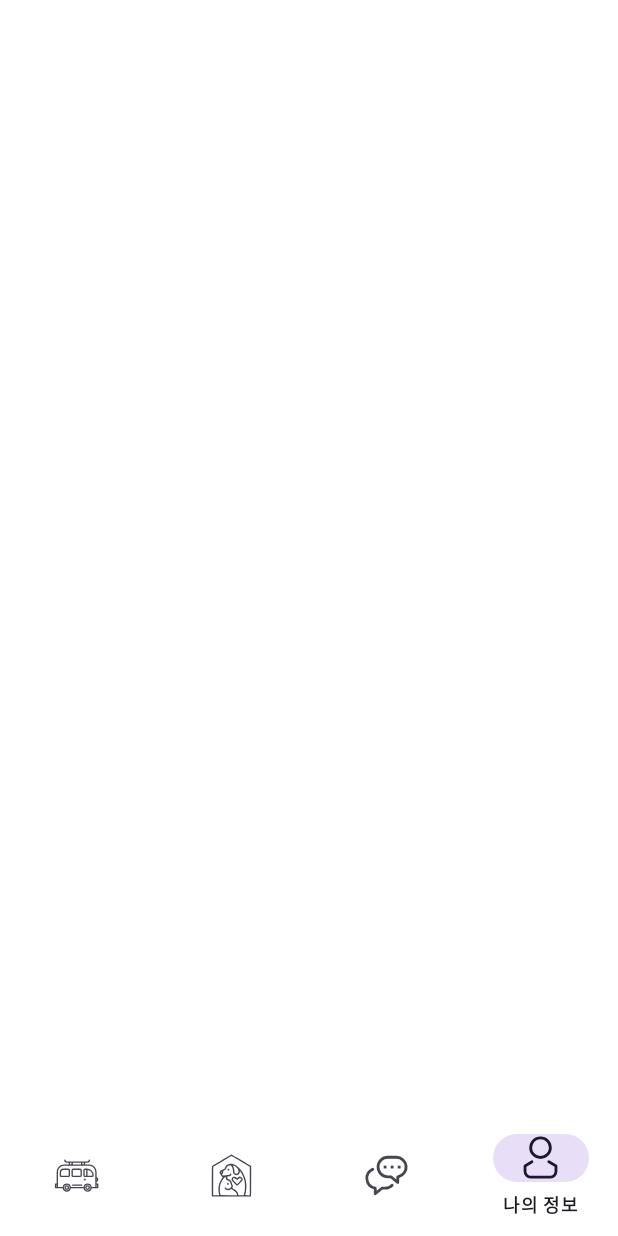
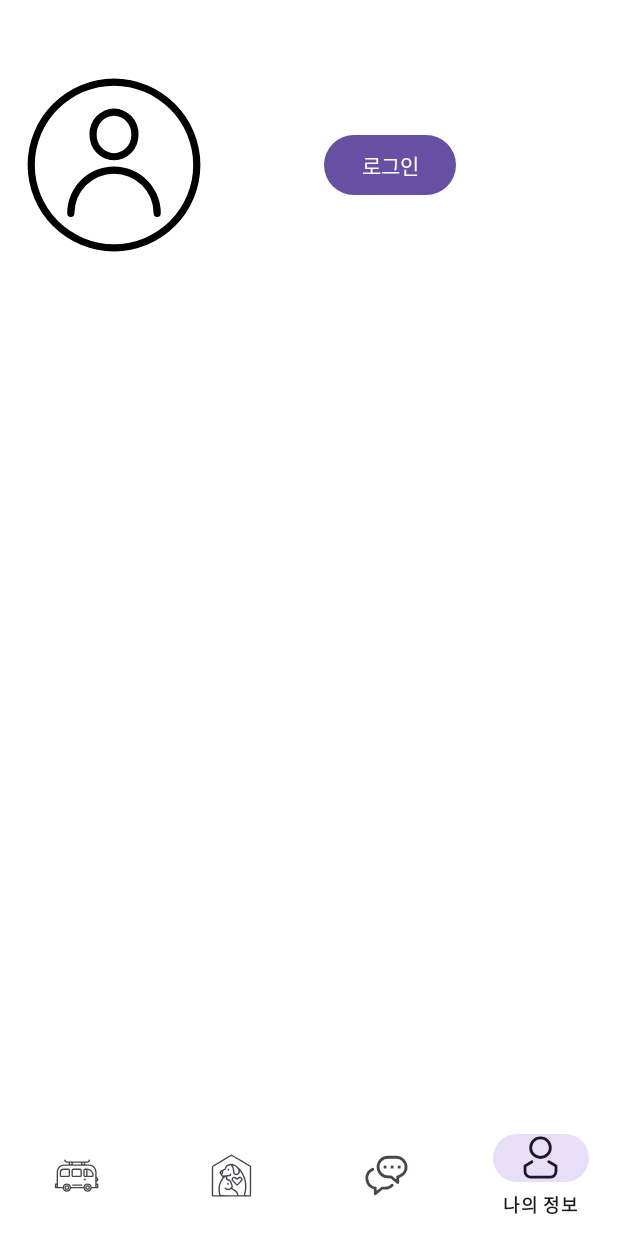
Before and after one commit to sesac-team-triad/for-pets-android, an Android app: the ProfileFragment screen opened through its navigation route, on a phone screen of 412 x 824 dp. Run offline under Robolectric (Android 15) with nearby library versions, the phone set to English and light mode, and no system bars; our stand-ins replace navigation-ui; libraries missing offline, so code that uses them is left out: com.google.maps.android; pictures from the network do not load; 2 statements that could not run were skipped.

Commit message:
feat: 로그인 화면을 구현하기 위한 임시 구현 - 나의정보 화면에 로그인 화면으로 이동하는 버튼 구현

```diff
--- a/app/src/main/java/com/teamtriad/forpets/ui/profile/ProfileFragment.kt
+++ b/app/src/main/java/com/teamtriad/forpets/ui/profile/ProfileFragment.kt
@@ -5,6 +5,8 @@ import android.view.LayoutInflater
 import android.view.View
 import android.view.ViewGroup
 import androidx.fragment.app.Fragment
+import androidx.navigation.fragment.findNavController
+import com.teamtriad.forpets.R
 import com.teamtriad.forpets.databinding.FragmentProfileBinding
 
 class ProfileFragment : Fragment() {
@@ -17,8 +19,15 @@ class ProfileFragment : Fragment() {
         savedInstanceState: Bundle?
     ): View {
         _binding = FragmentProfileBinding.inflate(inflater, container, false)
+        return binding.root
+    }
 
-        return binding.root
+    override fun onViewCreated(view: View, savedInstanceState: Bundle?) {
+        super.onViewCreated(view, savedInstanceState)
+
+        binding.tvLogin.setOnClickListener {
+            findNavController().navigate(R.id.action_profileFragment_to_loginFragment)
+        }
     }
 
     override fun onDestroyView() {
--- a/app/src/main/res/layout/fragment_profile.xml
+++ b/app/src/main/res/layout/fragment_profile.xml
@@ -1,8 +1,30 @@
 <?xml version="1.0" encoding="utf-8"?>
 <androidx.constraintlayout.widget.ConstraintLayout xmlns:android="http://schemas.android.com/apk/res/android"
+    xmlns:app="http://schemas.android.com/apk/res-auto"
     xmlns:tools="http://schemas.android.com/tools"
     android:layout_width="match_parent"
     android:layout_height="match_parent"
     tools:context=".ui.profile.ProfileFragment">
 
+    <com.google.android.material.imageview.ShapeableImageView
+        android:id="@+id/iv_profile_picture"
+        style="@style/Profile_ImageView_CornerSize50"
+        android:layout_width="wrap_content"
+        android:layout_height="wrap_content"
+        android:layout_marginTop="50dp"
+        android:layout_marginStart="16dp"
+        android:src="@drawable/ic_profile_avatar"
+        app:layout_constraintStart_toStartOf="parent"
+        app:layout_constraintTop_toTopOf="parent" />
+
+    <Button
+        android:id="@+id/tv_login"
+        android:layout_width="wrap_content"
+        android:layout_height="wrap_content"
+        android:layout_marginStart="80dp"
+        android:text="@string/profile_btn_login"
+        app:layout_constraintTop_toTopOf="@id/iv_profile_picture"
+        app:layout_constraintBottom_toBottomOf="@id/iv_profile_picture"
+        app:layout_constraintStart_toEndOf="@id/iv_profile_picture" />
+
 </androidx.constraintlayout.widget.ConstraintLayout>
--- a/app/src/main/res/navigation/nav_graph.xml
+++ b/app/src/main/res/navigation/nav_graph.xml
@@ -44,6 +44,9 @@
         <action
             android:id="@+id/action_profileFragment_to_transportListsFragment"
             app:destination="@id/transportListsFragment" />
+        <action
+            android:id="@+id/action_profileFragment_to_loginFragment"
+            app:destination="@id/loginFragment" />
     </fragment>
     <fragment
         android:id="@+id/transportMovingListFragment"
```
